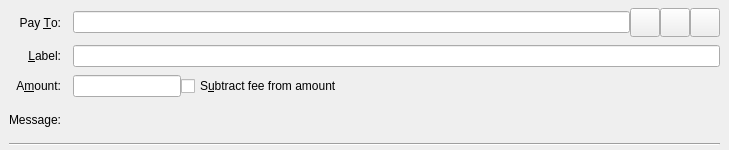
This is src/qt/forms/sendcoinsentry.ui in bytn-team/byt as Qt 5 draws it before an edit. The edited form follows.
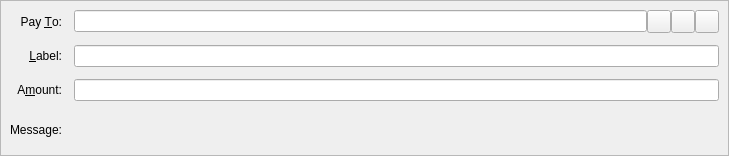
This is the edited form. Icons and pictures are not drawn. Custom widgets are drawn as their Qt base class.

```diff
--- a/src/qt/forms/sendcoinsentry.ui
+++ b/src/qt/forms/sendcoinsentry.ui
@@ -7,7 +7,7 @@
     <x>0</x>
     <y>0</y>
     <width>729</width>
-    <height>150</height>
+    <height>156</height>
    </rect>
   </property>
   <property name="focusPolicy">
@@ -21,21 +21,15 @@
     <string>This is a normal payment.</string>
    </property>
    <property name="frameShape">
-    <enum>QFrame::NoFrame</enum>
+    <enum>QFrame::StyledPanel</enum>
+   </property>
+   <property name="frameShadow">
+    <enum>QFrame::Sunken</enum>
    </property>
    <layout class="QGridLayout" name="gridLayout">
-    <property name="topMargin">
-     <number>8</number>
-    </property>
-    <property name="bottomMargin">
-     <number>4</number>
-    </property>
-    <property name="horizontalSpacing">
+    <property name="spacing">
      <number>12</number>
     </property>
-    <property name="verticalSpacing">
-     <number>8</number>
-    </property>
     <item row="0" column="0">
      <widget class="QLabel" name="payToLabel">
       <property name="text">
@@ -69,11 +63,9 @@
         <property name="text">
          <string/>
         </property>
-        <property name="iconSize">
-         <size>
-          <width>22</width>
-          <height>22</height>
-         </size>
+        <property name="icon">
+         <iconset resource="../bytn.qrc">
+          <normaloff>:/icons/address-book</normaloff>:/icons/address-book</iconset>
         </property>
         <property name="shortcut">
          <string>Alt+A</string>
@@ -88,11 +80,9 @@
         <property name="text">
          <string/>
         </property>
-        <property name="iconSize">
-         <size>
-          <width>22</width>
-          <height>22</height>
-         </size>
+        <property name="icon">
+         <iconset resource="../bytn.qrc">
+          <normaloff>:/icons/editpaste</normaloff>:/icons/editpaste</iconset>
         </property>
         <property name="shortcut">
          <string>Alt+P</string>
@@ -107,11 +97,9 @@
         <property name="text">
          <string/>
         </property>
-        <property name="iconSize">
-         <size>
-          <width>22</width>
-          <height>22</height>
-         </size>
+        <property name="icon">
+         <iconset resource="../bytn.qrc">
+          <normaloff>:/icons/remove</normaloff>:/icons/remove</iconset>
         </property>
        </widget>
       </item>
@@ -151,21 +139,7 @@
      </widget>
     </item>
     <item row="2" column="1">
-     <layout class="QHBoxLayout" name="horizontalLayoutAmount" stretch="0,1">
-      <item>
-       <widget class="BitcoinAmountField" name="payAmount"/>
-      </item>
-      <item>
-       <widget class="QCheckBox" name="checkboxSubtractFeeFromAmount">
-        <property name="toolTip">
-         <string>The fee will be deducted from the amount being sent. The recipient will receive a lower amount of BYTN than you enter in the amount field. If multiple recipients are selected, the fee is split equally.</string>
-        </property>
-        <property name="text">
-         <string>S&amp;ubtract fee from amount</string>
-        </property>
-       </widget>
-      </item>
-     </layout>
+     <widget class="BitcoinAmountField" name="payAmount"/>
     </item>
     <item row="3" column="0">
      <widget class="QLabel" name="messageLabel">
@@ -187,13 +161,6 @@
       </property>
      </widget>
     </item>
-    <item row="4" column="0" colspan="2">
-     <widget class="Line" name="line">
-      <property name="orientation">
-       <enum>Qt::Horizontal</enum>
-      </property>
-     </widget>
-    </item>
    </layout>
   </widget>
   <widget class="QFrame" name="SendCoins_UnauthenticatedPaymentRequest">
```
Left out of the diff: 30 changed lines with no effect on the pictures.
